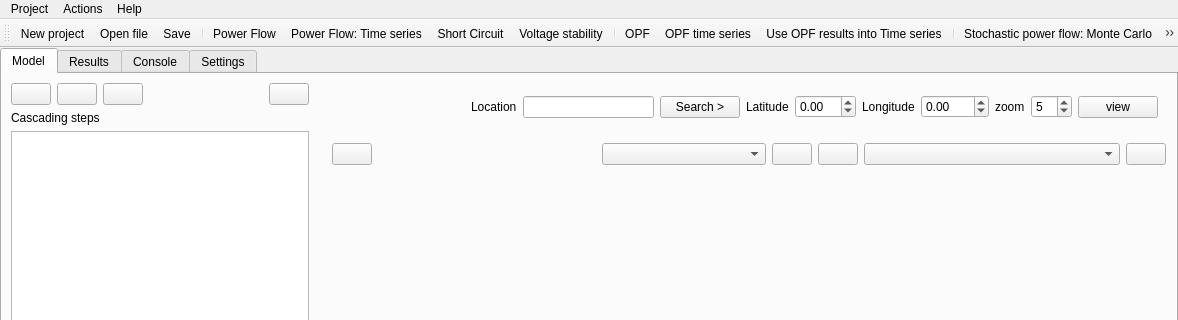
The window that src/GridCal/Gui/Main/MainWindow.ui (SanPen/GridCal) describes before a commit, drawn with Qt 5; both pictures show x 0 to 1178 and y 0 to 320 of the 1178 by 799 pixel window.
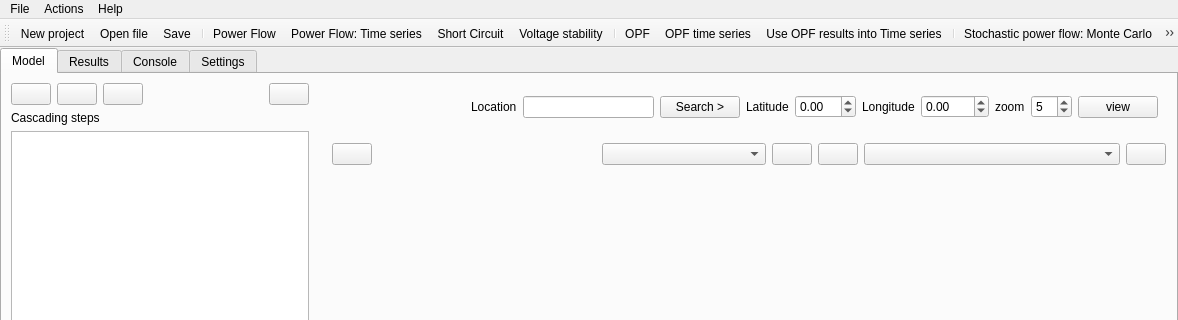
The same window after the commit. Icons and pictures are not drawn.

Patch:
```diff
--- a/src/GridCal/Gui/Main/MainWindow.ui
+++ b/src/GridCal/Gui/Main/MainWindow.ui
@@ -4720,7 +4720,7 @@
    </property>
    <widget class="QMenu" name="menuProject">
     <property name="title">
-     <string>Project</string>
+     <string>File</string>
     </property>
     <addaction name="actionNew_project"/>
     <addaction name="actionOpen_file"/>
```
Left out of the diff: 6 changed lines with no effect on the pictures.
